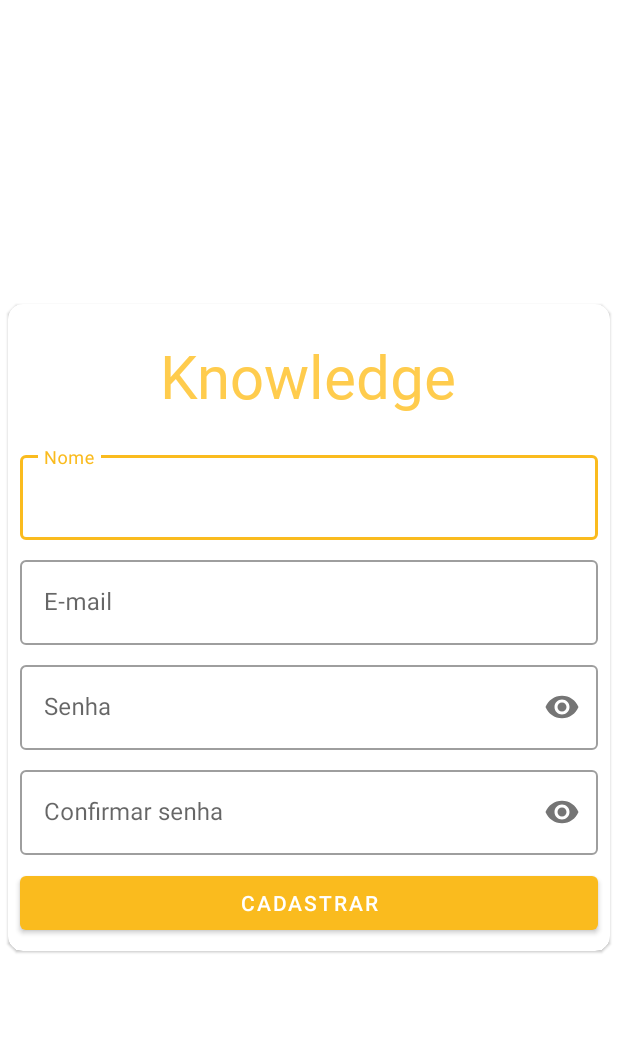
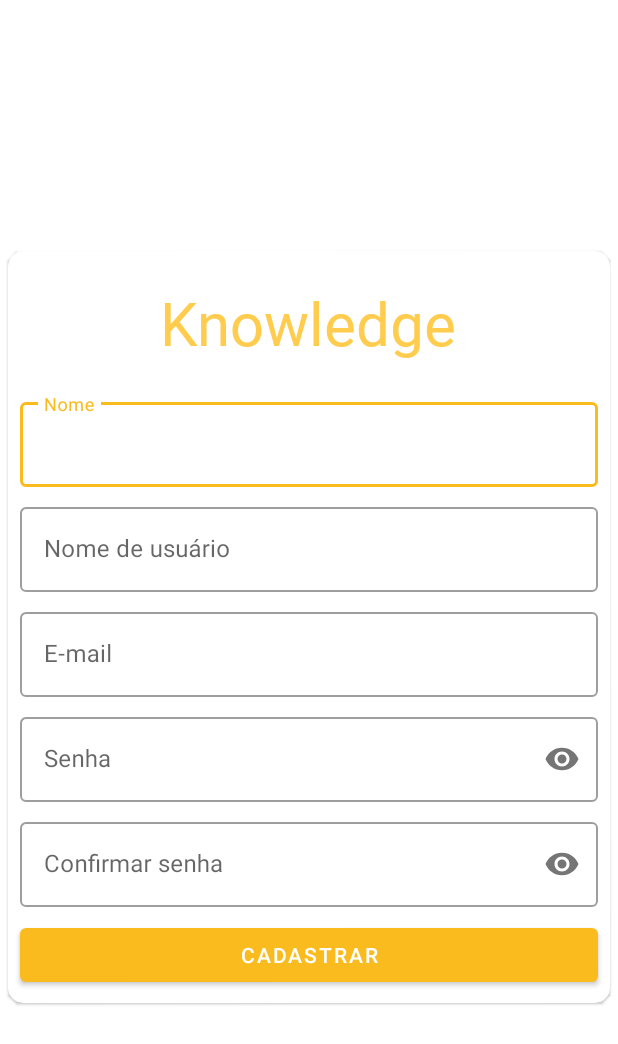
Before and after one commit to caiojj/knowledge-app, an Android app: the CreateAccountActivity screen opened directly, with no data from a screen before it, on a phone screen of 412 x 824 dp. Shown: the top 1044 px of the screen. Run offline under Robolectric (Android 15) with nearby library versions, the phone set to English and light mode, and no system bars; 1 statement that could not run was skipped.

Commit message:
Adicionado TextInput de nome de usuário

```diff
--- a/app/src/main/java/br/com/knowledge/ui/CreateAccountActivity.kt
+++ b/app/src/main/java/br/com/knowledge/ui/CreateAccountActivity.kt
@@ -55,12 +55,14 @@
     private fun bindingListeners() {
         binding.btnCreateAccounter.setOnClickListener {
             val name = binding.tieName.text.toString()
+            val nameUser = binding.tieNameUser.text.toString()
             val email = binding.tieEmail.text.toString()
             val password = binding.tiePassword.text.toString()
             val confirmPassword = binding.tieConfirmPassword.text.toString()
 
             val newAccount = AccountData(
                 name = name,
+                nameUser = nameUser,
                 email = email,
                 password = password,
                 confirmPassword = confirmPassword
--- a/app/src/main/java/br/com/knowledge/ui/LoginActivity.kt
+++ b/app/src/main/java/br/com/knowledge/ui/LoginActivity.kt
@@ -37,6 +37,9 @@
                             viewModel.insert(ActiveUser(
                                 res.id,
                                 res.name,
+                                res.nameUser,
+                                res.followers,
+                                res.following,
                                 res.email,
                                 res.imageUrl,
                                 res.admin,
--- a/app/src/main/java/br/com/knowledge/ui/ProfileFragment.kt
+++ b/app/src/main/java/br/com/knowledge/ui/ProfileFragment.kt
@@ -68,7 +68,9 @@
 
     private fun initComponents(activeUser: ActiveUser) {
         binding.tvName.text = activeUser.name
-        binding.tvUserName.text = "@caiojj"
+        binding.tvUserName.text = activeUser.nameUser
+        binding.tvCountFollowers.text = activeUser.followers.toString()
+        binding.tvCountFollowing.text = activeUser.following.toString()
         loadingImage(binding.root.context, activeUser.imageUrl, binding.ivProfile)
     }
 
--- a/app/src/main/res/layout/activity_create_account.xml
+++ b/app/src/main/res/layout/activity_create_account.xml
@@ -54,6 +54,24 @@
                     android:inputType="text"
                     android:layout_width="match_parent"
                     android:layout_height="wrap_content"/>
+
+            </com.google.android.material.textfield.TextInputLayout>
+
+            <com.google.android.material.textfield.TextInputLayout
+                android:layout_marginTop="8dp"
+                android:layout_marginHorizontal="8dp"
+                style="@style/Widget.MaterialComponents.TextInputLayout.OutlinedBox"
+                android:layout_width="match_parent"
+                android:hint="Nome de usuário"
+                android:layout_height="wrap_content"
+                >
+
+                <com.google.android.material.textfield.TextInputEditText
+                    android:id="@+id/tie_name_user"
+                    android:inputType="textEmailAddress"
+                    android:layout_width="match_parent"
+                    android:layout_height="wrap_content"
+                    />
 
             </com.google.android.material.textfield.TextInputLayout>
 
```
